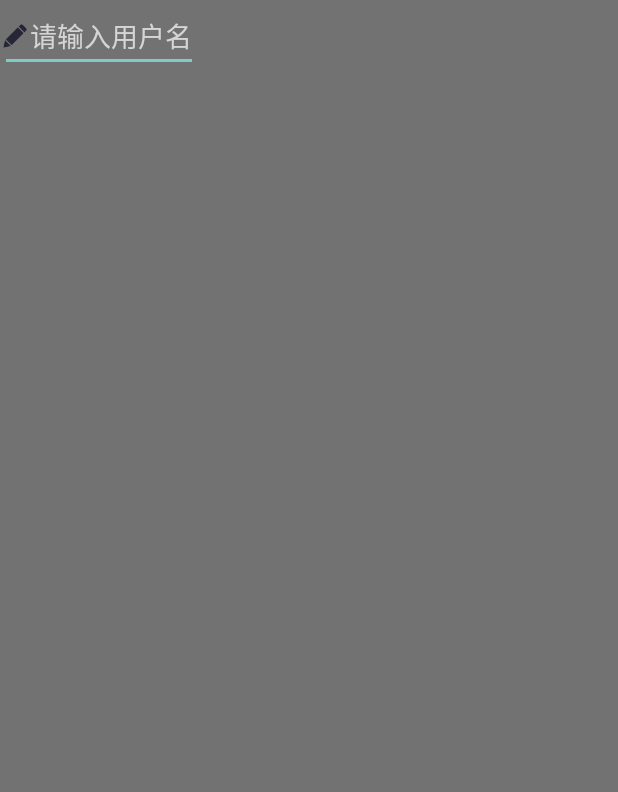
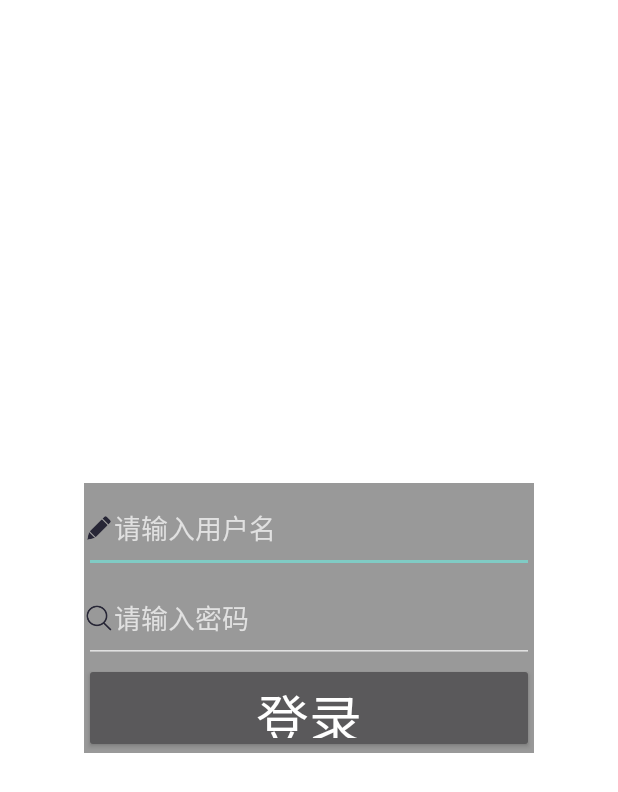
Before and after one commit to Lucifer326/YiBaiMenDian, an Android app: the layout activity_login.xml on its own in the app's theme, with its tools: preview values and no code run, on a phone screen of 412 x 824 dp. Shown: the top 792 px of the screen. Run offline under Robolectric (Android 15) with nearby library versions, the phone set to English and light mode, and no system bars.

```diff
--- a/app/src/main/res/layout/activity_login.xml
+++ b/app/src/main/res/layout/activity_login.xml
@@ -1,65 +1,59 @@
-<!--
 <LinearLayout xmlns:android="http://schemas.android.com/apk/res/android"
     xmlns:tools="http://schemas.android.com/tools"
-    android:orientation="vertical"
     android:layout_width="match_parent"
     android:layout_height="match_parent"
     android:background="#fff"
+    android:orientation="vertical"
+    android:gravity="center_vertical"
     tools:context="com.yeebob.yibaimendian.LoginActivity">
 
-    <EditText
-        android:id="@+id/login_username"
-        android:layout_width="match_parent"
+    <RelativeLayout
+        android:layout_gravity="center"
+        android:layout_width="wrap_content"
         android:layout_height="wrap_content"
-        android:gravity="center"
-        android:textColor="@color/black_overlay"
-        android:keepScreenOn="true"
-        android:text="@string/login_username"
-        android:textSize="15sp" />
-    <EditText
-        android:id="@+id/login_password"
-        android:text="@string/login_password"
-        android:textColor="@color/black_overlay"
-        android:textSize="15sp"
-        android:gravity="center"
-        android:layout_width="match_parent"
-        android:layout_height="wrap_content" />
-    <Button
-        android:id="@+id/login_submit"
-        android:text="登录"
-        android:layout_width="match_parent"
-        android:layout_height="wrap_content" />
-
-</LinearLayout>
--->
-
-<RelativeLayout xmlns:android="http://schemas.android.com/apk/res/android"
-    xmlns:tools="http://schemas.android.com/tools"
-    android:layout_width="match_parent"
-    android:layout_height="match_parent"
         android:background="@color/black_overlay"
         tools:context=".mainactivity.LoginActivity">
 
 
         <EditText
-        android:id="@+id/editText"
+            android:id="@+id/login_username"
+            android:layout_width="300dp"
+            android:layout_height="60dp"
             android:hint="请输入用户名"
-        android:paddingLeft="20dp"
-        android:layout_width="wrap_content"
-        android:layout_height="wrap_content"/>
+            android:paddingLeft="20dp" />
+
         <ImageView
+            android:layout_width="20dp"
+            android:layout_height="wrap_content"
+            android:layout_alignBottom="@+id/login_username"
+            android:layout_alignStart="@+id/login_username"
+            android:layout_alignTop="@+id/login_username"
             android:contentDescription="@string/app_name"
-        android:src="@drawable/edit"
-        android:layout_alignBottom="@+id/editText"
-        android:layout_alignStart="@+id/editText"
-        android:layout_alignTop="@+id/editText"
+            android:src="@drawable/edit" />
+        <EditText
+            android:id="@+id/login_password"
+            android:layout_width="300dp"
+            android:layout_height="60dp"
+            android:hint="请输入密码"
+            android:password="true"
+            android:layout_below="@+id/login_username"
+            android:paddingLeft="20dp" />
+
+        <ImageView
             android:layout_width="20dp"
-        android:layout_height="wrap_content" />
+            android:layout_height="wrap_content"
+            android:layout_alignBottom="@+id/login_password"
+            android:layout_alignStart="@+id/login_password"
+            android:layout_alignTop="@+id/login_password"
+            android:contentDescription="@string/app_name"
+            android:src="@drawable/btnserach" />
+        <Button
+            android:id="@+id/login_submit"
+            android:layout_width="300dp"
+            android:layout_height="60dp"
+            android:text="登录"
+            android:textSize="35dp"
+            android:layout_below="@+id/login_password" />
+    </RelativeLayout>
 
-
-
-
-
-
-
-</RelativeLayout>
+</LinearLayout>
```
Lines whose indentation alone changed are shown as unchanged.
